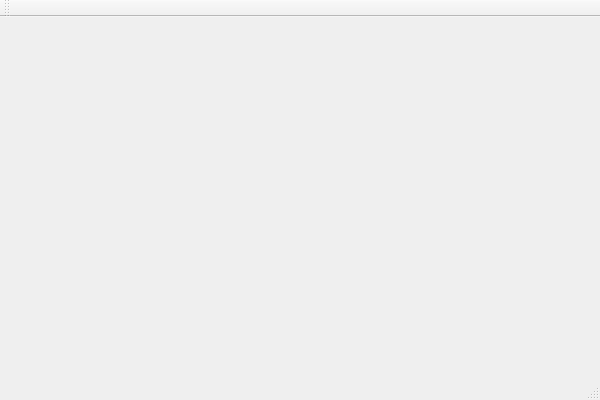
First picture: the form in Horizon/mainwindow.ui, repository TimJones/Generator, before the edit.
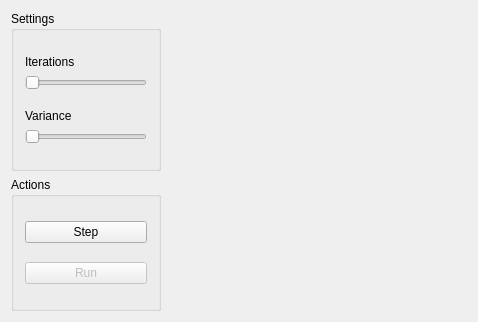
Second picture: the form after the edit.

Commit message: Created GUI layout

Diff of the .ui file:
```diff
--- a/Horizon/mainwindow.ui
+++ b/Horizon/mainwindow.ui
@@ -1,24 +1,210 @@
 <ui version="4.0">
  <class>MainWindow</class>
- <widget class="QMainWindow" name="MainWindow" >
-  <property name="geometry" >
+ <widget class="QMainWindow" name="MainWindow">
+  <property name="geometry">
    <rect>
     <x>0</x>
     <y>0</y>
-    <width>600</width>
-    <height>400</height>
+    <width>474</width>
+    <height>321</height>
    </rect>
   </property>
   <property name="windowTitle" >
    <string>MainWindow</string>
   </property>
-  <widget class="QMenuBar" name="menuBar" />
-  <widget class="QToolBar" name="mainToolBar" />
-  <widget class="QWidget" name="centralWidget" />
-  <widget class="QStatusBar" name="statusBar" />
+  <widget class="QWidget" name="centralWidget">
+   <layout class="QGridLayout" name="gridLayout">
+    <item row="0" column="0">
+     <widget class="QGroupBox" name="groupBox_Settings">
+      <property name="sizePolicy">
+       <sizepolicy hsizetype="Fixed" vsizetype="Preferred">
+        <horstretch>1</horstretch>
+        <verstretch>0</verstretch>
+       </sizepolicy>
+      </property>
+      <property name="minimumSize">
+       <size>
+        <width>150</width>
+        <height>0</height>
+       </size>
+      </property>
+      <property name="title">
+       <string>Settings</string>
+      </property>
+      <layout class="QVBoxLayout" name="verticalLayout_2">
+       <item>
+        <spacer name="verticalSpacer_6">
+         <property name="orientation">
+          <enum>Qt::Vertical</enum>
+         </property>
+         <property name="sizeHint" stdset="0">
+          <size>
+           <width>20</width>
+           <height>40</height>
+          </size>
+         </property>
+        </spacer>
+       </item>
+       <item>
+        <widget class="QLabel" name="label_Iterations">
+         <property name="text">
+          <string>Iterations</string>
+         </property>
+        </widget>
+       </item>
+       <item>
+        <widget class="QSlider" name="horizontalSlider_Iterations">
+         <property name="enabled">
+          <bool>false</bool>
+         </property>
+         <property name="orientation">
+          <enum>Qt::Horizontal</enum>
+         </property>
+        </widget>
+       </item>
+       <item>
+        <spacer name="verticalSpacer_5">
+         <property name="orientation">
+          <enum>Qt::Vertical</enum>
+         </property>
+         <property name="sizeHint" stdset="0">
+          <size>
+           <width>20</width>
+           <height>40</height>
+          </size>
+         </property>
+        </spacer>
+       </item>
+       <item>
+        <widget class="QLabel" name="label_Variance">
+         <property name="text">
+          <string>Variance</string>
+         </property>
+        </widget>
+       </item>
+       <item>
+        <widget class="QSlider" name="horizontalSlider_Variance">
+         <property name="enabled">
+          <bool>false</bool>
+         </property>
+         <property name="orientation">
+          <enum>Qt::Horizontal</enum>
+         </property>
+        </widget>
+       </item>
+       <item>
+        <spacer name="verticalSpacer_4">
+         <property name="orientation">
+          <enum>Qt::Vertical</enum>
+         </property>
+         <property name="sizeHint" stdset="0">
+          <size>
+           <width>20</width>
+           <height>40</height>
+          </size>
+         </property>
+        </spacer>
+       </item>
+      </layout>
+     </widget>
+    </item>
+    <item row="0" column="1" rowspan="2">
+     <widget class="QWidget" name="widget" native="true">
+      <property name="sizePolicy">
+       <sizepolicy hsizetype="Preferred" vsizetype="Preferred">
+        <horstretch>2</horstretch>
+        <verstretch>0</verstretch>
+       </sizepolicy>
+      </property>
+      <property name="minimumSize">
+       <size>
+        <width>300</width>
+        <height>300</height>
+       </size>
+      </property>
+     </widget>
+    </item>
+    <item row="1" column="0">
+     <widget class="QGroupBox" name="groupBox_Actions">
+      <property name="sizePolicy">
+       <sizepolicy hsizetype="Fixed" vsizetype="Preferred">
+        <horstretch>1</horstretch>
+        <verstretch>0</verstretch>
+       </sizepolicy>
+      </property>
+      <property name="minimumSize">
+       <size>
+        <width>150</width>
+        <height>0</height>
+       </size>
+      </property>
+      <property name="title">
+       <string>Actions</string>
+      </property>
+      <layout class="QVBoxLayout" name="verticalLayout">
+       <item>
+        <spacer name="verticalSpacer_3">
+         <property name="orientation">
+          <enum>Qt::Vertical</enum>
+         </property>
+         <property name="sizeHint" stdset="0">
+          <size>
+           <width>20</width>
+           <height>40</height>
+          </size>
+         </property>
+        </spacer>
+       </item>
+       <item>
+        <widget class="QPushButton" name="pushButton_Step">
+         <property name="text">
+          <string>Step</string>
+         </property>
+        </widget>
+       </item>
+       <item>
+        <spacer name="verticalSpacer_2">
+         <property name="orientation">
+          <enum>Qt::Vertical</enum>
+         </property>
+         <property name="sizeHint" stdset="0">
+          <size>
+           <width>20</width>
+           <height>40</height>
+          </size>
+         </property>
+        </spacer>
+       </item>
+       <item>
+        <widget class="QPushButton" name="pushButton_Run">
+         <property name="enabled">
+          <bool>false</bool>
+         </property>
+         <property name="text">
+          <string>Run</string>
+         </property>
+        </widget>
+       </item>
+       <item>
+        <spacer name="verticalSpacer">
+         <property name="orientation">
+          <enum>Qt::Vertical</enum>
+         </property>
+         <property name="sizeHint" stdset="0">
+          <size>
+           <width>20</width>
+           <height>40</height>
+          </size>
+         </property>
+        </spacer>
+       </item>
+      </layout>
+     </widget>
+    </item>
+   </layout>
+  </widget>
  </widget>
- <layoutDefault spacing="6" margin="11" />
- <pixmapfunction></pixmapfunction>
+ <layoutdefault spacing="6" margin="11"/>
  <resources/>
  <connections/>
 </ui>
```
Left out of the diff: 5 changed lines with no effect on the pictures. The commit also changes 2 other files.
